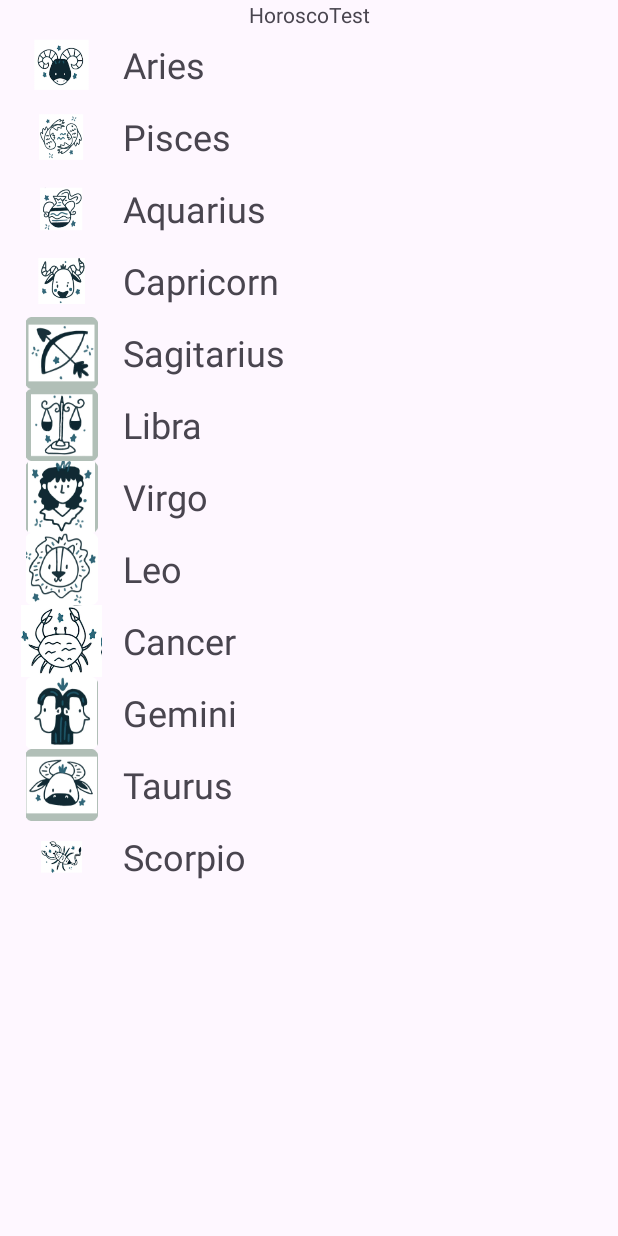
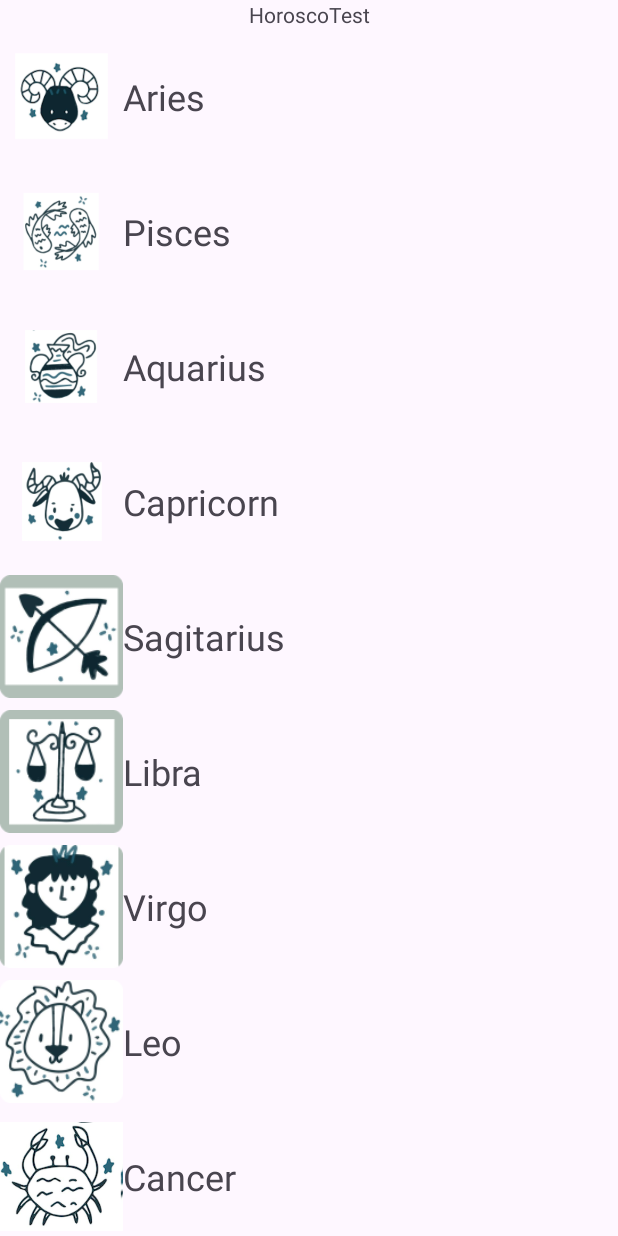
Before and after one commit to JesusEsteban2/HoroscTest, an Android app: the screen it shows after launch (MainActivity), on a phone screen of 412 x 824 dp. Run offline under Robolectric (Android 15) with nearby library versions, the phone set to English and light mode, and no system bars.

Commit message:
First commit 16 Feb

```diff
--- a/app/src/main/java/com/example/horosctest/activities/activities/MainActivity.kt
+++ b/app/src/main/java/com/example/horosctest/activities/activities/MainActivity.kt
@@ -1,5 +1,6 @@
 package com.example.horosctest.activities.activities
 
+import android.annotation.SuppressLint
 import android.content.Intent
 import androidx.appcompat.app.AppCompatActivity
 import android.os.Bundle
@@ -13,7 +14,7 @@ class MainActivity : AppCompatActivity() {
     lateinit var recViewMain: RecyclerView
 
     // Crear lista de elementos Horoscope
-    val horosList = listOf<Horoscope>(
+    val horosList = listOf(
         Horoscope.aries,
         Horoscope.pisces,
         Horoscope.aquarius,
@@ -35,13 +36,18 @@ class MainActivity : AppCompatActivity() {
 
         //Obtener la reciclerView
         recViewMain = findViewById(R.id.recViewMain)
+
         // Asignar el adapter a la reciclerView
-        recViewMain.adapter = CustomAdapter(horosList,{posi ->
+        recViewMain.adapter = CustomAdapter(horosList) { posi ->
             onClickListener(posi)
-        })
+        }
     }
+
+    //Función OnClick a pasar al adapter.
+    @SuppressLint("SuspiciousIndentation")
     private fun onClickListener (p:Int){
-        val intent:Intent = Intent(this, DetailActivity::class.java)
+        // Intent para cambio de ventana a DetailActivity.
+        val intent = Intent(this, DetailActivity::class.java)
             intent.putExtra("HOROS_NAME",getString(horosList[p].name))
             startActivity(intent)
     }
--- a/app/src/main/java/com/example/horosctest/activities/adapters/HoroscopeAdapter.kt
+++ b/app/src/main/java/com/example/horosctest/activities/adapters/HoroscopeAdapter.kt
@@ -11,12 +11,13 @@ import androidx.recyclerview.widget.RecyclerView
 import com.example.horosctest.R
 import data.Horoscope
 
-// Crea el adapter para la reciclerView (el parámetro es la colección a visualizar en ella).
+// Crea el adapter para la reciclerView (el parámetro es la colección a visualizar en ella
+// y la función para manejar los click).
 class CustomAdapter(private var listHoroscope: List<Horoscope>, val onClickListener: (Int) -> Unit) :
     RecyclerView.Adapter<CustomAdapter.ViewHolder>() {
 
-    /**
-     * Crea el viewHolder del que hereda el adapter en una inner class.
+    /*
+     * Crea el viewHolder en una inner class, que implementa el adapter.
      */
     class ViewHolder(view: View) : RecyclerView.ViewHolder(view) {
         var imageView:ImageView
@@ -29,7 +30,7 @@ class CustomAdapter(private var listHoroscope: List<Horoscope>, val onClickListe
         }
     }
 
-    /**
+    /*
      * Implementa los 3 métodos abstractos del adapter.
      */
     // Create new views (invoked by the layout manager)
@@ -50,7 +51,7 @@ class CustomAdapter(private var listHoroscope: List<Horoscope>, val onClickListe
         val context:Context = viewHolder.itemView.context
 
         viewHolder.imageView.setImageBitmap(context.getDrawable(listHoroscope[position].img)
-            ?.toBitmap() ?: null )
+            ?.toBitmap() ?: context.getDrawable(R.drawable.aries)!!.toBitmap() )
 
         viewHolder.textView.text = context.getString(listHoroscope[position].name)
         //viewHolder.render(items[position]
--- a/app/src/main/res/layout/activity_detail.xml
+++ b/app/src/main/res/layout/activity_detail.xml
@@ -8,7 +8,9 @@
 
     <TextView
         android:id="@+id/text1"
-        android:layout_width="wrap_content"
-        android:layout_height="match_parent"
+        android:layout_width="match_parent"
+        android:layout_height="wrap_content"
+        android:textSize="36dp"
+        android:gravity="center"
         />
 </androidx.constraintlayout.widget.ConstraintLayout>
--- a/app/src/main/res/layout/item_horoscope.xml
+++ b/app/src/main/res/layout/item_horoscope.xml
@@ -8,14 +8,15 @@
     <ImageView
         android:id="@+id/horoImage"
         android:layout_width="0dp"
-        android:layout_height="48dp"
+        android:layout_height="90dp"
+        android:contentDescription="@string/HoImage"
         android:layout_weight="1"/>
     <TextView
         android:id="@+id/horoText"
-        android:layout_width="0dp"
+        android:layout_width="0sp"
         android:layout_height="wrap_content"
         android:layout_weight="4"
         android:layout_gravity="center_vertical"
-        android:textSize="24dp"/>
+        android:textSize="24sp"/>
 
 </LinearLayout>
--- a/app/src/main/res/values/strings.xml
+++ b/app/src/main/res/values/strings.xml
@@ -1,5 +1,6 @@
 <resources>
     <string name="app_name">HoroscTest</string>
+    <string name="HoImage">Horoscope Image</string>
     <string name="aries">Aries</string>
     <string name="pisces">Pisces</string>
     <string name="aquarius">Aquarius</string>
```
Also changed, not shown: 1 other file.
